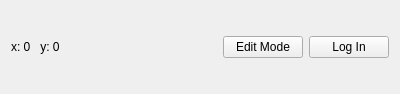
Old version of the form bnbnav-frontend/topwidget.ui in the repository vicr123/bnbnav.
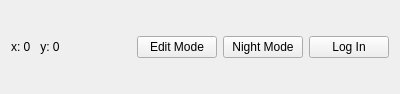
New version of the form.

Commit message: Implement night mode

Diff of the .ui file:
```diff
--- a/bnbnav-frontend/topwidget.ui
+++ b/bnbnav-frontend/topwidget.ui
@@ -44,6 +44,16 @@
      </property>
     </widget>
    </item>
+   <item>
+    <widget class="QPushButton" name="nightModeButton">
+     <property name="text">
+      <string>Night Mode</string>
+     </property>
+     <property name="checkable">
+      <bool>true</bool>
+     </property>
+    </widget>
+   </item>
    <item>
     <widget class="QPushButton" name="loginButton">
      <property name="text">
```
The commit also changes 20 other files.
